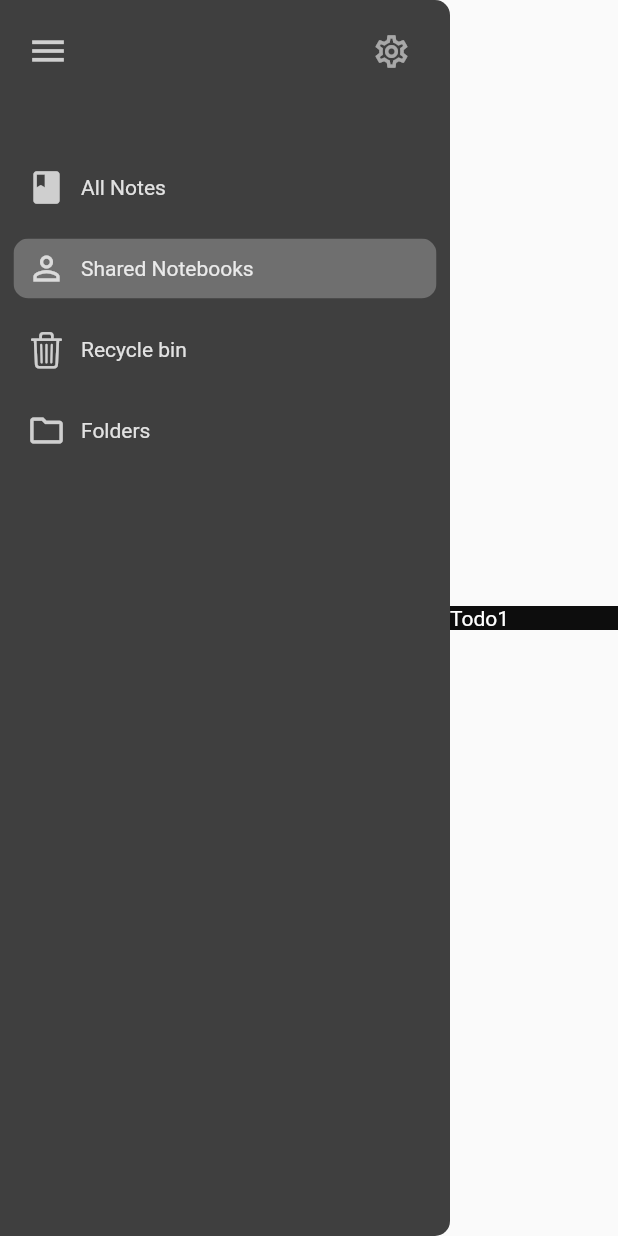
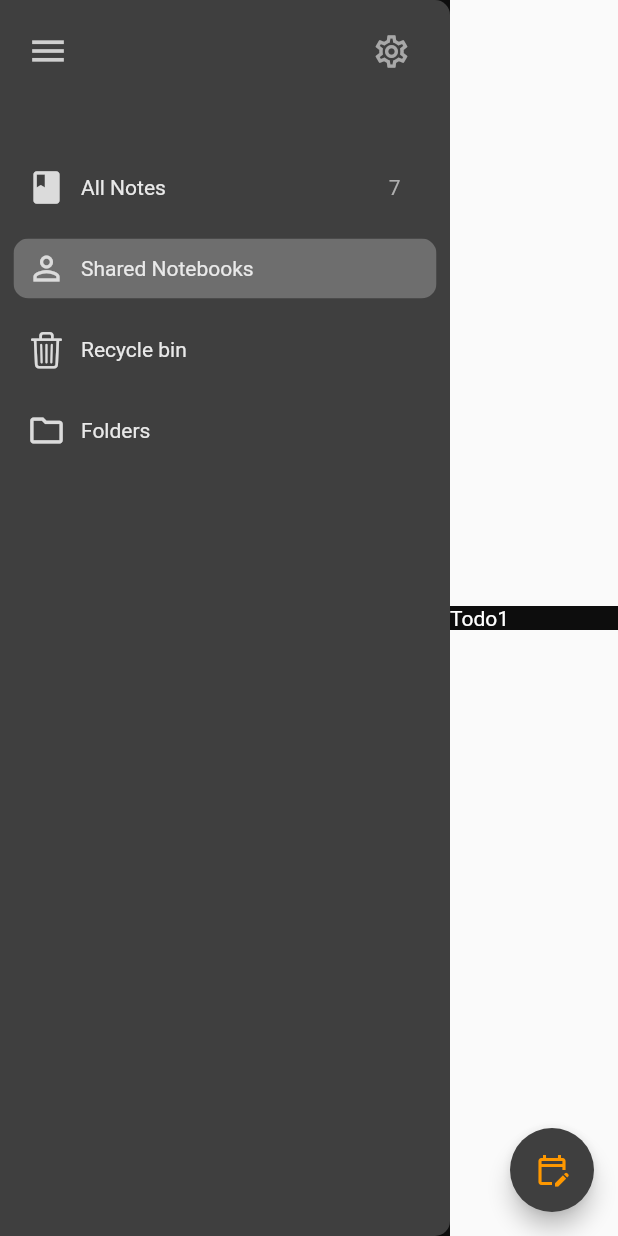
Before and after one commit to Lukas-Heiligenbrunner/Notes, a Flutter app: the screen it shows after launch, after a tap on the "menu" icon, after a tap on "Shared Notebooks", on a phone screen of 412 x 824 dp. Run offline on Flutter 3.47's test engine with Material 2 defaults, Android fonts, the phone set to English and light mode, and no system bars.

Commit message:
use fixed color values add material animation to menu button add draft of preview pages

```diff
--- a/lib/CollapseDrawer.dart
+++ b/lib/CollapseDrawer.dart
@@ -2,12 +2,12 @@ import 'package:flutter/cupertino.dart';
 import 'package:flutter/material.dart';
 import 'package:notes/drawer_item.dart';
 
-enum View {
-  all, shared, recycle, folders
-}
+enum View { all, shared, recycle, folders }
 
 class CollapseDrawer extends StatefulWidget {
-  const CollapseDrawer({Key? key, required this.onPageChange, required this.activePage}) : super(key: key);
+  const CollapseDrawer(
+      {Key? key, required this.onPageChange, required this.activePage})
+      : super(key: key);
   final void Function(View newPage) onPageChange;
   final View activePage;
 
@@ -36,11 +36,13 @@ class _CollapseDrawerState extends State<CollapseDrawer>
 
   @override
   Widget build(BuildContext context) {
-    return ClipRRect(
+    return Container(
+      color: const Color(0xff0d0d0d),
+      child: ClipRRect(
         borderRadius: const BorderRadius.only(
             topRight: Radius.circular(10), bottomRight: Radius.circular(10)),
         child: Container(
-        color: const Color.fromRGBO(0, 0, 0, .75),
+          color: const Color(0xff3f3f3f),
           child: ConstrainedBox(
             constraints: BoxConstraints.expand(width: collapseAnimation.value),
             child: Column(
@@ -54,25 +56,35 @@ class _CollapseDrawerState extends State<CollapseDrawer>
                     const SizedBox(
                       width: 8,
                     ),
-                  IconButton(
+                    Material(
+                      color: Colors.transparent,
+                      shape: const CircleBorder(),
+                      clipBehavior: Clip.hardEdge,
+                      child: IconButton(
+                        icon: const Icon(Icons.menu),
+                        iconSize: 28,
+                        color: const Color(0xffcfcfcf),
                         onPressed: () {
-                        collapsed ? controller.forward() : controller.reverse();
+                          collapsed
+                              ? controller.forward()
+                              : controller.reverse();
                           setState(() => collapsed = !collapsed);
                         },
-                      icon: const Icon(
-                        Icons.menu,
-                        size: 28,
-                        color: Color.fromRGBO(255, 255, 255, .75),
-                      )),
+                      ),
+                    ),
                     if (!collapsed) ...[
                       const Expanded(child: SizedBox()),
-                    IconButton(
+                      Material(
+                        color: Colors.transparent,
+                        shape: const CircleBorder(),
+                        clipBehavior: Clip.hardEdge,
+                        child: IconButton(
+                          icon: const Icon(Icons.settings_outlined),
+                          iconSize: 26,
+                          color: const Color(0xffa8a8a8),
                           onPressed: () {},
-                        icon: const Icon(
-                          Icons.settings_outlined,
-                          size: 26,
-                          color: Color.fromRGBO(255, 255, 255, .55),
-                        )),
+                        ),
+                      ),
                       const SizedBox(
                         width: 15,
                       )
@@ -86,22 +98,23 @@ class _CollapseDrawerState extends State<CollapseDrawer>
                     child: ListView(
                   children: [
                     DrawerItem(
-                      dta: ItemData("All Notes", Icons.book),
+                        dta: ItemData('All Notes', Icons.book),
                         collapsed: collapsed,
+                        endText: '7',
                         active: widget.activePage == View.all,
                         onTap: () => widget.onPageChange(View.all)),
                     DrawerItem(
-                      dta: ItemData("Shared Notebooks", Icons.person_outline),
+                        dta: ItemData('Shared Notebooks', Icons.person_outline),
                         collapsed: collapsed,
                         active: widget.activePage == View.shared,
                         onTap: () => widget.onPageChange(View.shared)),
                     DrawerItem(
-                      dta: ItemData("Recycle bin", CupertinoIcons.trash),
+                        dta: ItemData('Recycle bin', CupertinoIcons.trash),
                         collapsed: collapsed,
                         active: widget.activePage == View.recycle,
                         onTap: () => widget.onPageChange(View.recycle)),
                     DrawerItem(
-                      dta: ItemData("Folders", Icons.folder_outlined),
+                        dta: ItemData('Folders', Icons.folder_outlined),
                         collapsed: collapsed,
                         active: widget.activePage == View.folders,
                         onTap: () => widget.onPageChange(View.folders)),
@@ -111,6 +124,7 @@ class _CollapseDrawerState extends State<CollapseDrawer>
             ),
           ),
         ),
+      ),
     );
   }
 }
--- a/lib/all_notes_page.dart
+++ b/lib/all_notes_page.dart
@@ -1,4 +1,5 @@
 import 'package:flutter/material.dart';
+import 'package:notes/note_tile.dart';
 
 class AllNotesPage extends StatefulWidget {
   const AllNotesPage({Key? key}) : super(key: key);
@@ -21,7 +22,7 @@ class _AllNotesPageState extends State<AllNotesPage> {
               width: 20,
             ),
             const Text(
-              "All notes",
+              'All notes',
               style: TextStyle(
                   color: Color.fromRGBO(255, 255, 255, .85), fontSize: 22),
             ),
@@ -64,7 +65,24 @@ class _AllNotesPageState extends State<AllNotesPage> {
             )
           ],
         ),
+        Row(
+          children: const [Text('date modified..')],
+        ),
+        _buildNoteTiles()
       ],
     );
   }
+
+  Widget _buildNoteTiles() {
+    return Expanded(
+      child: GridView.builder(
+        gridDelegate: const SliverGridDelegateWithFixedCrossAxisCount(
+          crossAxisCount: 5,
+        ),
+        padding: const EdgeInsets.all(2),
+        itemBuilder: (BuildContext context, int index) => const NoteTile(),
+        itemCount: 3,
+      ),
+    );
+  }
 }
--- a/lib/drawer_item.dart
+++ b/lib/drawer_item.dart
@@ -1,10 +1,13 @@
 import 'package:flutter/material.dart';
-
-import 'CollapseDrawer.dart';
 
 class DrawerItem extends StatelessWidget {
   const DrawerItem(
-      {Key? key, required this.dta, this.endText, required this.collapsed, required this.active, required this.onTap})
+      {Key? key,
+      required this.dta,
+      this.endText,
+      required this.collapsed,
+      required this.active,
+      required this.onTap})
       : super(key: key);
   final ItemData dta;
   final String? endText;
@@ -21,15 +24,16 @@ class DrawerItem extends StatelessWidget {
         child: ClipRRect(
           borderRadius: BorderRadius.circular(10),
           child: Container(
-            color: active ? const Color.fromRGBO(255,255,255,.25) : Colors.transparent,
+            color: active ? const Color(0xff6e6e6e) : Colors.transparent,
             child: Padding(
-              padding: const EdgeInsets.only(left: 9, top: 7, bottom: 7, right: 9),
+              padding:
+                  const EdgeInsets.only(left: 9, top: 7, bottom: 7, right: 9),
               child: Row(
                 children: [
                   Icon(
                     dta.icon,
                     size: 26,
-                    color: const Color.fromRGBO(255, 255, 255, .75),
+                    color: const Color(0xffdbdbdb),
                   ),
                   if (!collapsed) ...[
                     const SizedBox(
@@ -37,14 +41,12 @@ class DrawerItem extends StatelessWidget {
                     ),
                     Text(
                       dta.name,
-                      style:
-                          const TextStyle(color: Color.fromRGBO(255, 255, 255, .85)),
+                      style: const TextStyle(color: Color(0xffe9e9e9)),
                     ),
                     Expanded(child: Container()),
                     Text(
-                      endText ?? "",
-                      style:
-                          const TextStyle(color: Color.fromRGBO(255, 255, 255, .45)),
+                      endText ?? '',
+                      style: const TextStyle(color: Color(0xffafafaf)),
                     ),
                     const SizedBox(
                       width: 15,
--- a/lib/main.dart
+++ b/lib/main.dart
@@ -38,16 +38,23 @@ class _MyHomePageState extends State<MyHomePage> {
   @override
   Widget build(BuildContext context) {
     return Scaffold(
+      floatingActionButton: FloatingActionButton(
+          onPressed: () {},
+          backgroundColor: const Color(0xff3f3f3f),
+          child:
+              const Icon(Icons.edit_calendar_outlined, color: Colors.orange)),
       body: Row(
         children: [
           CollapseDrawer(
-              onPageChange: (View newPage) =>
-                  setState(() => activePage = newPage), activePage: activePage,),
+            onPageChange: (View newPage) =>
+                setState(() => activePage = newPage),
+            activePage: activePage,
+          ),
           Expanded(
               child: Container(
-                color: const Color.fromRGBO(0, 0, 0, .95),
-                child: _buildPage(),
-              ))
+            color: const Color(0xff0d0d0d),
+            child: _buildPage(),
+          ))
         ],
       ),
     );
@@ -58,11 +65,20 @@ class _MyHomePageState extends State<MyHomePage> {
       case View.all:
         return const AllNotesPage();
       case View.shared:
-        return const Text("Todo1", style: TextStyle(color: Colors.white),);
+        return const Text(
+          'Todo1',
+          style: TextStyle(color: Colors.white),
+        );
       case View.recycle:
-        return const Text("Todo", style: TextStyle(color: Colors.white),);
+        return const Text(
+          'Todo',
+          style: TextStyle(color: Colors.white),
+        );
       case View.folders:
-        return const Text("Todo", style: TextStyle(color: Colors.white),);
+        return const Text(
+          'Todo',
+          style: TextStyle(color: Colors.white),
+        );
     }
   }
 }
--- /dev/null
+++ b/lib/note_tile.dart
@@ -0,0 +1,29 @@
+import 'package:flutter/material.dart';
+
+class NoteTile extends StatelessWidget {
+  const NoteTile({Key? key}) : super(key: key);
+
+  @override
+  Widget build(BuildContext context) {
+    return SizedBox(
+      width: 100,
+      child: Column(
+        children: [
+          SizedBox(
+            height: 150,
+            width: 100,
+            child: Container(
+              color: Colors.white,
+            ),
+          ),
+          const Text(
+            'This is a very long text mimimim lolo',
+            style: TextStyle(color: Colors.white),
+            overflow: TextOverflow.ellipsis,
+          ),
+          const Text('11:40')
+        ],
+      ),
+    );
+  }
+}
```
Lines whose indentation alone changed are shown as unchanged.
